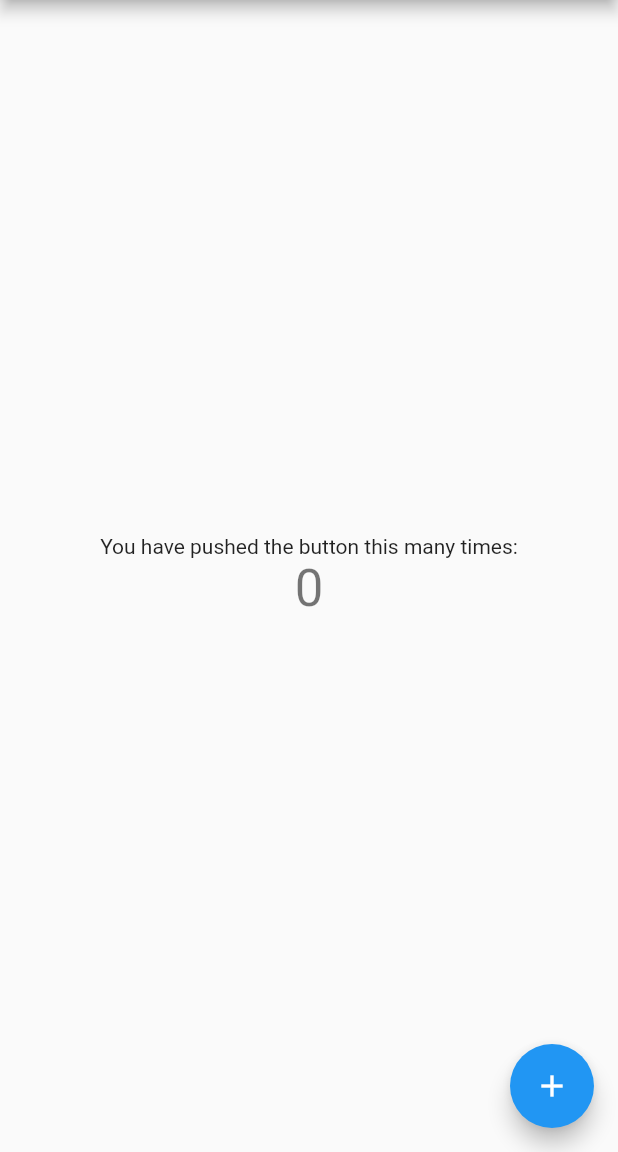
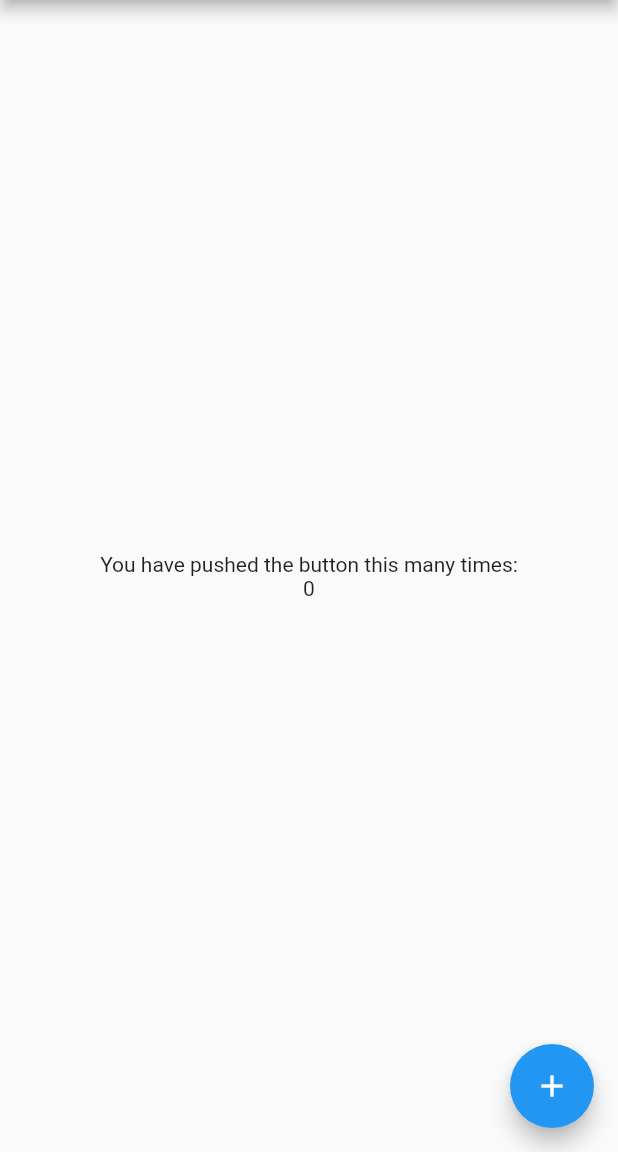
Before and after one commit to ManuelRohrauer/flutter_hello_world, a Flutter app: the screen it shows after launch, on a phone screen of 412 x 824 dp, the part 84-1236 px from its top. Run offline on Flutter 3.47's test engine with Material 2 defaults, Android fonts, the phone set to English and light mode, and no system bars.

Commit message:
Removed headline style cause of error in IOS Build

```diff
--- a/lib/main.dart
+++ b/lib/main.dart
@@ -98,7 +98,6 @@ class _MyHomePageState extends State<MyHomePage> {
             ),
             Text(
               '$_counter',
-              style: Theme.of(context).textTheme.headline4,
             ),
           ],
         ),
```
